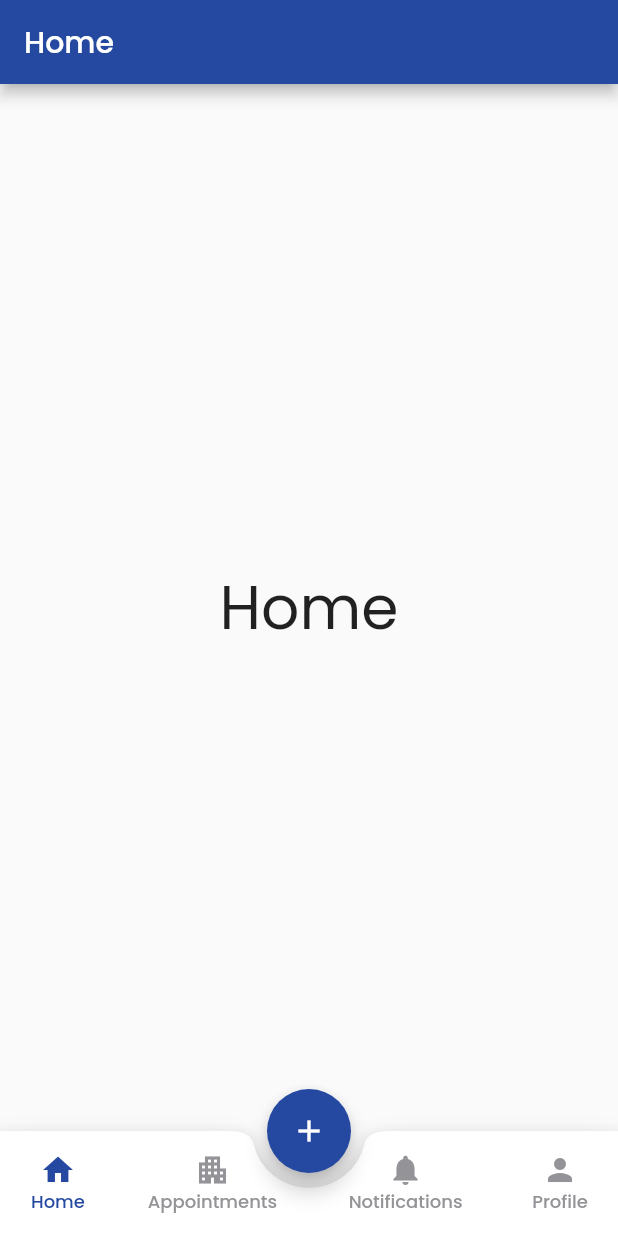
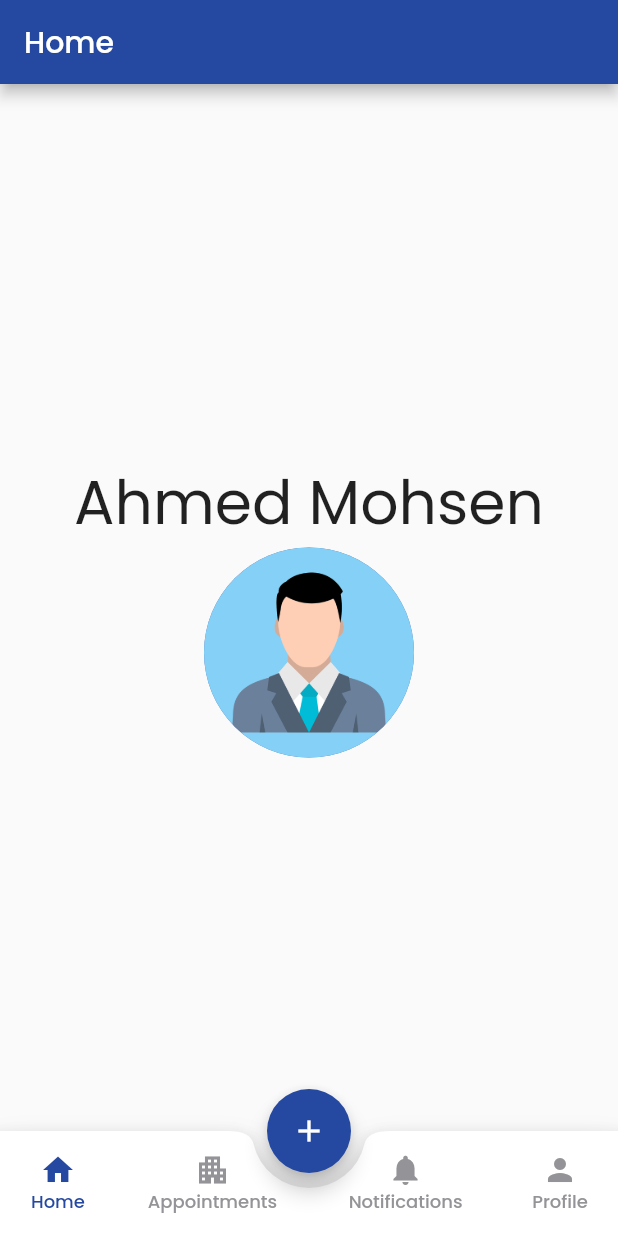
Before and after one commit to PrinceEGY/Clinicky, a Flutter app: the HomeHandler screen opened directly, on a phone screen of 412 x 824 dp. Run offline on Flutter 3.47's test engine with Material 2 defaults, Android fonts, the phone set to English and light mode, and no system bars; our stand-ins replace custom_radio_grouped_button, flutter_onboarding_slider, google_fonts, lottie, page_transition; accounts and stored records are empty.

Commit message:
setting up home page

```diff
--- a/lib/backend_handler.dart
+++ b/lib/backend_handler.dart
@@ -3,20 +3,42 @@ import 'package:clinicky/dummy.dart';
 
 class BackendHandler {
   static final BackendHandler _instance = BackendHandler._internal();
-  late String token;
+  late int _token = 123;
   factory BackendHandler() {
     return _instance;
   }
   BackendHandler._internal();
   static BackendHandler get instance => _instance;
 
-  int signIn({email, password, type}) {
-    var response =
-        jsonDecode(DummyData.signIn(email: email, password: password));
+  int signIn({required email, required password, required type}) {
+    var response = jsonDecode(DummyBackend.signIn(
+      email: email,
+      password: password,
+    ));
+
+    _token = response['token'];
     return response["status"];
   }
 
-  int signUp({name, gender, email, password, type}) {
-    return 0;
+  int signUp(
+      {required name,
+      required gender,
+      required email,
+      required password,
+      required type}) {
+    var response = jsonDecode(DummyBackend.signUp(
+      name: name,
+      gender: gender,
+      email: email,
+      password: password,
+      type: type,
+    ));
+    return response['status'];
+  }
+
+  Map<String, dynamic> getUserInfo() {
+    Map<String, dynamic> response =
+        jsonDecode(DummyBackend.getUserInfo(token: _token));
+    return response;
   }
 }
--- a/lib/dummy.dart
+++ b/lib/dummy.dart
@@ -1,6 +1,6 @@
 import 'dart:convert';
 
-class DummyData {
+class DummyBackend {
   static String signIn({email, password}) {
     if (email == "ahmed@gmail.com" && password == "123456") {
       return json.encode({
@@ -14,4 +14,28 @@ class DummyData {
       });
     }
   }
+
+  static String signUp({name, gender, email, password, type}) {
+    if (email == "ahmed@gmail.com") {
+      return json.encode({
+        "status": 401,
+      });
+    } else {
+      return json.encode({"status": 200});
+    }
+  }
+
+  static String getUserInfo({token}) {
+    if (token == 123) {
+      return json.encode({
+        "status": 200,
+        "name": "Ahmed Mohsen",
+        "email": "ahmed25004@hotmail.com",
+        "gender": "Male",
+        "type": "patient",
+      });
+    } else {
+      return json.encode({"status": 400});
+    }
+  }
 }
--- a/lib/main.dart
+++ b/lib/main.dart
@@ -1,3 +1,4 @@
+import 'package:clinicky/home_handler/home_handler.dart';
 import 'package:clinicky/screens/onboarding/on_boarding_screen.dart';
 import 'package:clinicky/util/color_pallete.dart';
 import 'package:flutter/material.dart';
@@ -20,7 +21,7 @@ class MyApp extends StatelessWidget {
         primarySwatch: ColorPallete.getMaterialColor(ColorPallete.mainColor),
         textTheme: GoogleFonts.poppinsTextTheme(),
       ),
-      home: const OnBoard(),
+      home: const HomeHandler(),
     );
   }
 }
--- /dev/null
+++ b/lib/models/user_data.dart
@@ -0,0 +1,30 @@
+class UserData {
+  final String name;
+  final String email;
+  final String gender;
+  final String type;
+
+  UserData(
+      {required this.name,
+      required this.email,
+      required this.gender,
+      required this.type});
+
+  factory UserData.fromJson(Map<String, dynamic> json) {
+    return UserData(
+      name: json['name'],
+      email: json['email'],
+      gender: json['gender'],
+      type: json['type'],
+    );
+  }
+
+  Map<String, dynamic> toJson() {
+    final Map<String, dynamic> data = <String, dynamic>{};
+    data['name'] = name;
+    data['email'] = email;
+    data['gender'] = gender;
+    data['type'] = type;
+    return data;
+  }
+}
--- a/lib/screens/auth/signup_screen.dart
+++ b/lib/screens/auth/signup_screen.dart
@@ -264,7 +264,7 @@ class _SignupScreenState extends State<SignupScreen> {
       );
     } else {
       showErrorMessage(
-          context: context, text: "Invalid Password or Email address");
+          context: context, text: "Email address already registered");
     }
   }
 
--- a/lib/screens/home/home.dart
+++ b/lib/screens/home/home.dart
@@ -1,18 +1,57 @@
+import 'package:clinicky/backend_handler.dart';
+import 'package:clinicky/models/user_data.dart';
 import 'package:clinicky/util/color_pallete.dart';
 import 'package:flutter/material.dart';
 
-class HomePage extends StatelessWidget {
+class HomePage extends StatefulWidget {
   const HomePage({super.key});
 
   @override
+  State<HomePage> createState() => _HomePageState();
+}
+
+class _HomePageState extends State<HomePage> {
+  final request = BackendHandler.instance;
+  late UserData userData;
+
+  @override
+  void initState() {
+    super.initState();
+    getUserInfo();
+  }
+
+  void getUserInfo() {
+    var response = request.getUserInfo();
+    userData = UserData.fromJson(response);
+  }
+
+  @override
   Widget build(BuildContext context) {
-    return Scaffold(
-      appBar: AppBar(
-        backgroundColor: ColorPallete.mainColor,
-        title: const Text("Home"),
-      ),
-      body: const Center(
-        child: Text("Home", style: TextStyle(fontSize: 40)),
+    final screenWidth = MediaQuery.of(context).size.width;
+    final screenHeight = MediaQuery.of(context).size.height;
+
+    return SafeArea(
+      child: Scaffold(
+        appBar: AppBar(
+          backgroundColor: ColorPallete.mainColor,
+          title: const Text("Home"),
+        ),
+        body: SizedBox(
+          width: screenWidth,
+          height: screenHeight,
+          child: Column(
+            mainAxisAlignment: MainAxisAlignment.center,
+            children: [
+              Text(userData.name, style: const TextStyle(fontSize: 40)),
+              CircleAvatar(
+                radius: 70,
+                backgroundImage: AssetImage(userData.gender == "Male"
+                    ? "assets/images/male.png"
+                    : "assets/images/female.png"),
+              ),
+            ],
+          ),
+        ),
       ),
     );
   }
--- a/pubspec.yaml
+++ b/pubspec.yaml
@@ -29,3 +29,4 @@ flutter:
 
   assets:
     - assets/animations/
+    - assets/images/
```
Also changed, not shown: assets/images/female.png (added), assets/images/male.png (added).
